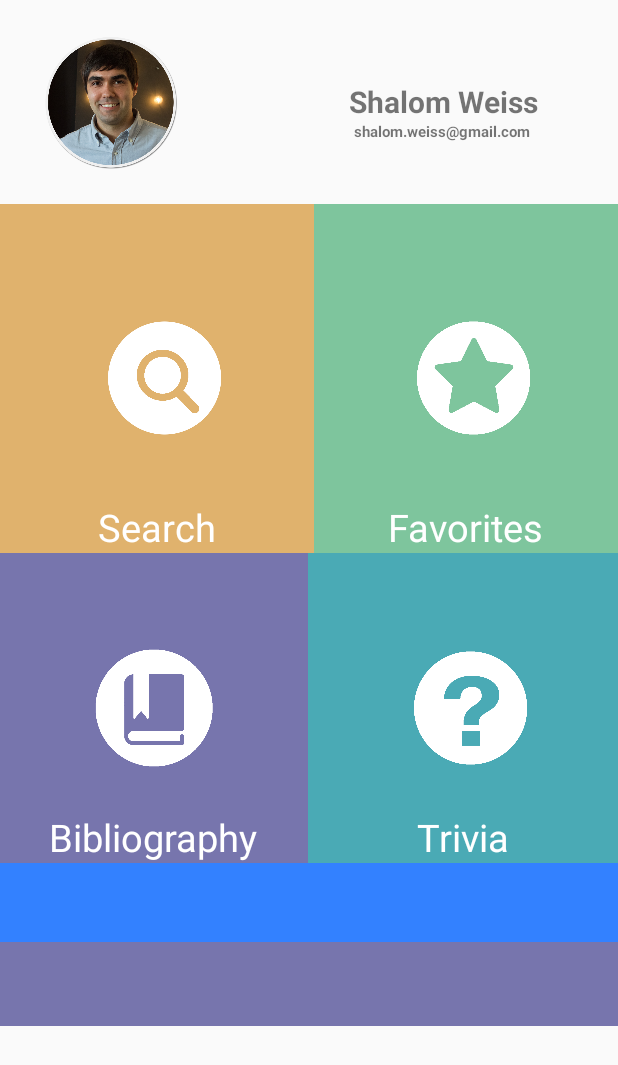
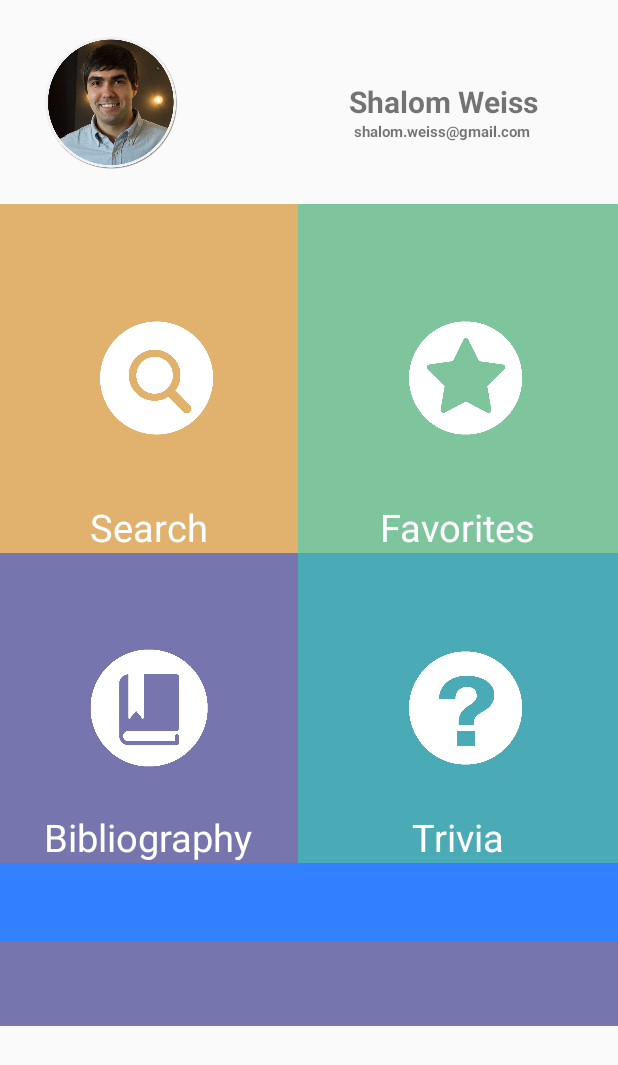
Before and after one commit to tsofenAndroidteam/Main_rep_1, an Android app: the MainActivity screen opened directly, with no data from a screen before it, on a phone screen of 412 x 824 dp. Shown: the top 1065 px of the screen. Run offline under Robolectric (Android 15) with nearby library versions, the phone set to English and light mode, and no system bars.

Commit message:
Change log: * Fixed layout_weight in menu layout xml * Added Params class

```diff
--- a/app/src/main/java/com/example/misho/login/LoginActivity.java
+++ b/app/src/main/java/com/example/misho/login/LoginActivity.java
@@ -340,7 +340,7 @@ public class LoginActivity extends AppCompatActivity implements LoaderCallbacks<
 
             try {
                 final String FORECAST_BASE_URL =
-                        "http://52.29.110.203:8080/LibArab/signIn/doSignIn?";
+                        Params.server + "signIn/doSignIn?";
 
                 final String USER_PARAM = "username";
                 final String PASS_PARAM = "password";
--- a/app/src/main/java/com/example/misho/login/SignUp.java
+++ b/app/src/main/java/com/example/misho/login/SignUp.java
@@ -212,8 +212,8 @@ public class SignUp extends AppCompatActivity {
             String serverJsonStr = null;
 
             try {
-                final String Server_BASE_URL =
-                        "http://52.29.110.203:8080/LibArab/SignUp/dosignup?";
+                final String Server_BASE_URL = Params.server +
+                        "SignUp/dosignup?";
 
                 final String USER_PARAM = "username";
                 final String PASS_PARAM = "password";
--- a/app/src/main/res/layout/activity_menu.xml
+++ b/app/src/main/res/layout/activity_menu.xml
@@ -51,13 +51,15 @@
         android:orientation="horizontal"
         android:layout_width="match_parent"
         android:layout_height="wrap_content"
-        android:layout_weight="28.88">
+        android:layout_weight="28.88"
+        android:weightSum="2"
+        android:baselineAligned="false">
 
         <FrameLayout
             android:layout_width="wrap_content"
             android:layout_height="match_parent"
             android:onClick="search"
-            android:layout_weight="0.22"
+            android:layout_weight="1"
             android:background="@color/colorSearch">
 
             <TextView
@@ -82,10 +84,10 @@
         </FrameLayout>
 
         <FrameLayout
-            android:layout_width="148dp"
+            android:layout_width="wrap_content"
             android:layout_height="match_parent"
             android:background="#7ec59d"
-            android:layout_weight="0.10">
+            android:layout_weight="1">
 
             <TextView
                 android:layout_width="wrap_content"
@@ -113,13 +115,14 @@
         android:orientation="horizontal"
         android:layout_width="match_parent"
         android:layout_height="wrap_content"
-        android:layout_weight="23.95" >
+        android:layout_weight="23.95"
+        android:weightSum="2">
 
         <FrameLayout
             android:layout_width="wrap_content"
             android:layout_height="match_parent"
             android:onClick="search"
-            android:layout_weight="0.5"
+            android:layout_weight="1"
             android:background="#7775ad" >
 
             <TextView
@@ -143,7 +146,7 @@
             android:layout_width="153dp"
             android:layout_height="match_parent"
             android:background="#4aaab5"
-            android:layout_weight="0.40" >
+            android:layout_weight="1" >
 
             <TextView
                 android:layout_width="wrap_content"
```
Also changed, not shown: app/src/main/java/com/example/misho/login/Params.java (added, +8 -0 lines).
